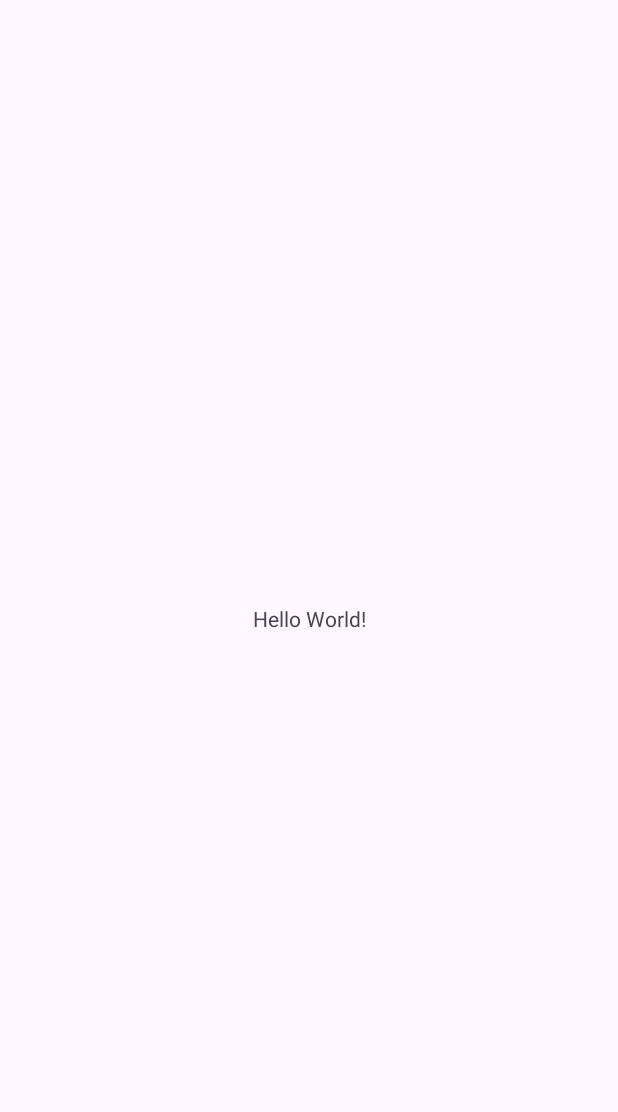
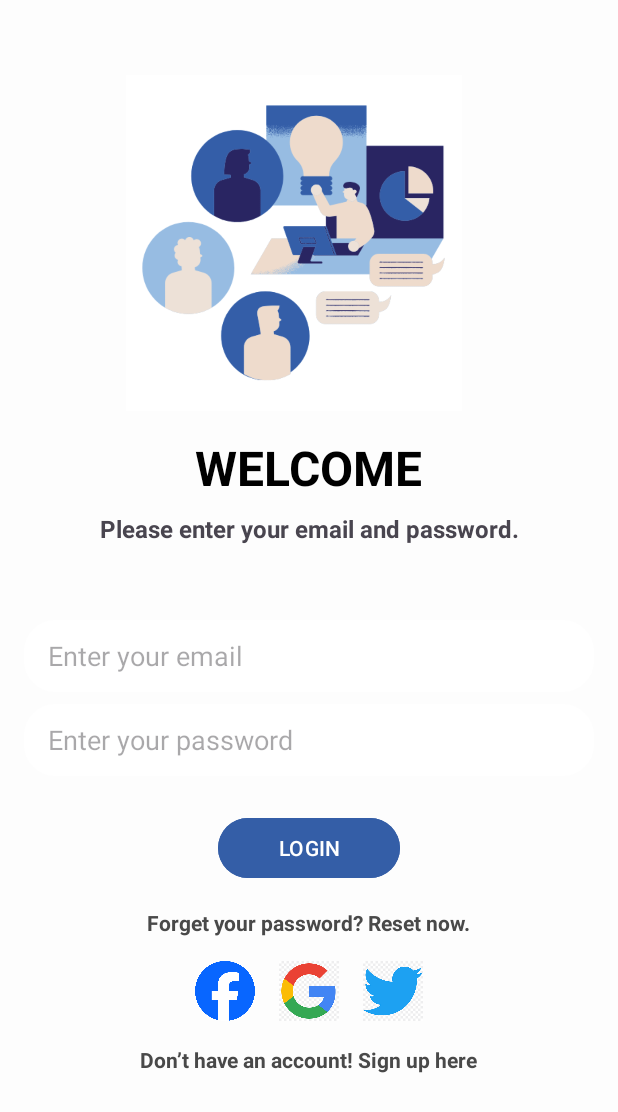
Before and after one commit to azur-14/phanmemquanlisinhvien, an Android app: the screen it shows after launch (MainActivity), on a phone screen of 412 x 824 dp. Before the commit the part shown is almost empty. Shown: the top 1112 px of the screen. Run offline under Robolectric (Android 15) with nearby library versions, the phone set to English and light mode, and no system bars.

Commit message:
log in chua xu li csdl

```diff
--- a/app/src/main/AndroidManifest.xml
+++ b/app/src/main/AndroidManifest.xml
@@ -21,6 +21,9 @@
                 <category android:name="android.intent.category.LAUNCHER" />
             </intent-filter>
         </activity>
+        <activity android:name=".Home"
+            android:exported="false">
+        </activity>
     </application>
 
 </manifest>
--- /dev/null
+++ b/app/src/main/java/com/example/giuaky/Home.java
@@ -0,0 +1,12 @@
+package com.example.giuaky;
+
+import android.os.Bundle;
+import androidx.appcompat.app.AppCompatActivity;
+
+public class Home extends AppCompatActivity {
+    @Override
+    protected void onCreate(Bundle savedInstanceState) {
+        super.onCreate(savedInstanceState);
+        setContentView(R.layout.activity_home); // Ensure you have a corresponding layout file
+    }
+}
--- a/app/src/main/java/com/example/giuaky/MainActivity.java
+++ b/app/src/main/java/com/example/giuaky/MainActivity.java
@@ -1,24 +1,52 @@
 package com.example.giuaky;
 
+import android.content.Intent;
 import android.os.Bundle;
-
+import android.view.View;
+import android.widget.Button;
+import android.widget.EditText;
+import android.widget.TextView;
 import androidx.activity.EdgeToEdge;
 import androidx.appcompat.app.AppCompatActivity;
 import androidx.core.graphics.Insets;
 import androidx.core.view.ViewCompat;
 import androidx.core.view.WindowInsetsCompat;
 
-public class MainActivity extends AppCompatActivity {
-
+public class MainActivity extends AppCompatActivity { // Kế thừa từ AppCompatActivity
     @Override
     protected void onCreate(Bundle savedInstanceState) {
         super.onCreate(savedInstanceState);
         EdgeToEdge.enable(this);
         setContentView(R.layout.activity_main);
+
         ViewCompat.setOnApplyWindowInsetsListener(findViewById(R.id.main), (v, insets) -> {
             Insets systemBars = insets.getInsets(WindowInsetsCompat.Type.systemBars());
             v.setPadding(systemBars.left, systemBars.top, systemBars.right, systemBars.bottom);
             return insets;
         });
+        // Tìm nút LOGIN và thiết lập sự kiện click
+        Button loginButton = findViewById(R.id.loginButton);
+        loginButton.setOnClickListener(v -> {
+            // Lấy thông tin từ EditText
+            EditText emailEditText = findViewById(R.id.emailEditText);
+            EditText passwordEditText = findViewById(R.id.passwordEditText);
+
+            String email = emailEditText.getText().toString();
+            String password = passwordEditText.getText().toString();
+
+            // Kiểm tra thông tin đăng nhập (có thể thay bằng logic thực tế)
+            if (validateCredentials(email, password)) {
+                Intent intent = new Intent(MainActivity.this, Home.class);
+                startActivity(intent); // Khởi động Home activity
+            } else {
+                // Hiển thị thông báo lỗi (có thể sử dụng Toast hoặc AlertDialog)
+                emailEditText.setError("Invalid email or password");
+            }
+        });
+    }
+
+    // Phương thức kiểm tra thông tin đăng nhập (có thể thay thế bằng logic thực tế)
+    private boolean validateCredentials(String email, String password) {
+        return email.equals("test@example.com") && password.equals("password123");
     }
 }
--- /dev/null
+++ b/app/src/main/res/drawable/backgroud_text.xml
@@ -0,0 +1,10 @@
+<?xml version="1.0" encoding="utf-8"?>
+<selector xmlns:android="http://schemas.android.com/apk/res/android">
+    <item>
+        <shape android:shape="rectangle">
+            <corners android:radius="20dp"/> <!-- Tăng radius để tạo hình tròn -->
+            <solid android:color="#ffffff"/> <!-- Màu nền trắng -->
+            <stroke android:color="#808080" android:width="2dp"/> <!-- Đổi màu viền thành xám -->
+        </shape>
+    </item>
+</selector>
--- /dev/null
+++ b/app/src/main/res/layout/activity_home.xml
@@ -0,0 +1,27 @@
+<?xml version="1.0" encoding="utf-8"?>
+<LinearLayout xmlns:android="http://schemas.android.com/apk/res/android"
+    android:layout_width="match_parent"
+    android:layout_height="match_parent"
+    android:orientation="vertical"
+    android:padding="16dp">
+
+    <TextView
+        android:id="@+id/welcomeTextView"
+        android:layout_width="wrap_content"
+        android:layout_height="wrap_content"
+        android:text="Welcome to the Home Screen!"
+        android:textSize="24sp"
+        android:textStyle="bold"
+        android:layout_gravity="center"
+        android:layout_marginBottom="24dp" />
+
+    <Button
+        android:id="@+id/logoutButton"
+        android:layout_width="wrap_content"
+        android:layout_height="wrap_content"
+        android:text="Logout"
+        android:layout_gravity="center" />
+
+    <!-- Bạn có thể thêm nhiều thành phần khác ở đây -->
+
+</LinearLayout>
--- a/app/src/main/res/layout/activity_main.xml
+++ b/app/src/main/res/layout/activity_main.xml
@@ -1,19 +1,147 @@
 <?xml version="1.0" encoding="utf-8"?>
-<androidx.constraintlayout.widget.ConstraintLayout xmlns:android="http://schemas.android.com/apk/res/android"
+<LinearLayout xmlns:android="http://schemas.android.com/apk/res/android"
     xmlns:app="http://schemas.android.com/apk/res-auto"
     xmlns:tools="http://schemas.android.com/tools"
     android:id="@+id/main"
     android:layout_width="match_parent"
     android:layout_height="match_parent"
+    android:background="#FDFDFD"
+    android:backgroundTint="#FDFDFD"
+    android:orientation="vertical"
     tools:context=".MainActivity">
 
-    <TextView
+    <!-- LinearLayout for WELCOME and BACK -->
+
+    <ImageView
+        android:id="@+id/imageView"
+        android:layout_width="382dp"
+        android:layout_height="224dp"
+        android:layout_gravity="center"
+        android:layout_marginTop="50dp"
+        android:layout_marginEnd="10dp"
+        app:srcCompat="@drawable/logo" />
+
+    <LinearLayout
         android:layout_width="wrap_content"
         android:layout_height="wrap_content"
-        android:text="Hello World!"
-        app:layout_constraintBottom_toBottomOf="parent"
-        app:layout_constraintEnd_toEndOf="parent"
-        app:layout_constraintStart_toStartOf="parent"
-        app:layout_constraintTop_toTopOf="parent" />
+        android:layout_gravity="center"
+        android:layout_marginTop="16dp"
+        android:orientation="horizontal"
+        tools:ignore="ExtraText">
 
-</androidx.constraintlayout.widget.ConstraintLayout>
+        <!-- WELCOME Text -->
+        <TextView
+            android:id="@+id/textView"
+            android:layout_width="wrap_content"
+            android:layout_height="wrap_content"
+            android:text="WELCOME"
+            android:textColor="@color/black"
+            android:textSize="32dp"
+            android:textStyle="bold" />
+
+        <!-- BACK! Text -->
+    </LinearLayout>
+
+    <TextView
+        android:id="@+id/textView2"
+        android:layout_width="match_parent"
+        android:layout_height="wrap_content"
+        android:layout_marginTop="8dp"
+        android:gravity="center"
+        android:text="Please enter your email and password."
+        android:textSize="16dp"
+        android:textStyle="bold" />
+
+    <EditText
+        android:id="@+id/emailEditText"
+        android:layout_width="match_parent"
+        android:layout_height="wrap_content"
+        android:layout_marginLeft="16dp"
+        android:layout_marginTop="50dp"
+        android:layout_marginRight="16dp"
+        android:background="@drawable/backgroud_text"
+        android:backgroundTint="#FFFFFF"
+        android:drawablePadding="8dp"
+        android:hint="Enter your email"
+        android:minHeight="48dp"
+        android:paddingStart="16dp"
+        android:paddingEnd="16dp"
+        android:textAlignment="viewStart" />
+
+    <EditText
+        android:id="@+id/passwordEditText"
+        android:layout_width="match_parent"
+        android:layout_height="wrap_content"
+        android:layout_marginLeft="16dp"
+        android:layout_marginTop="8dp"
+        android:layout_marginRight="16dp"
+        android:background="@drawable/backgroud_text"
+        android:backgroundTint="#FFFFFF"
+        android:drawablePadding="8dp"
+        android:hint="Enter your password"
+        android:inputType="textPassword"
+        android:minHeight="48dp"
+        android:paddingStart="16dp"
+        android:paddingEnd="16dp"
+        android:textAlignment="viewStart" />
+
+    <Button
+        android:id="@+id/loginButton"
+        android:layout_width="121dp"
+        android:layout_height="wrap_content"
+        android:layout_gravity="center"
+        android:layout_marginTop="24dp"
+        android:backgroundTint="#345EA7"
+        android:text="LOGIN" />
+
+    <TextView
+        android:id="@+id/forgotPasswordTextView"
+        android:layout_width="wrap_content"
+        android:layout_height="wrap_content"
+        android:layout_gravity="center"
+        android:layout_marginTop="16dp"
+        android:text="Forget your password? Reset now."
+        android:textColor="#494949"
+        android:textSize="14sp"
+        android:textStyle="bold" />
+
+    <LinearLayout
+        android:layout_width="match_parent"
+        android:layout_height="wrap_content"
+        android:layout_marginTop="16dp"
+        android:gravity="center"
+        android:orientation="horizontal">
+
+        <ImageView
+            android:id="@+id/facebookLogin"
+            android:layout_width="40dp"
+            android:layout_height="40dp"
+            android:layout_marginRight="16dp"
+            android:src="@drawable/facebook" />
+
+        <ImageView
+            android:id="@+id/googleLogin"
+            android:layout_width="40dp"
+            android:layout_height="40dp"
+            android:layout_marginRight="16dp"
+            android:src="@drawable/google" />
+
+        <ImageView
+            android:id="@+id/twitterLogin"
+            android:layout_width="40dp"
+            android:layout_height="40dp"
+            android:src="@drawable/twitter" />
+    </LinearLayout>
+
+    <TextView
+        android:id="@+id/SignupTextView"
+        android:layout_width="wrap_content"
+        android:layout_height="wrap_content"
+        android:layout_gravity="center"
+        android:layout_marginTop="16dp"
+        android:text="Don’t have an account! Sign up here"
+        android:textColor="#494949"
+        android:textSize="14sp"
+        android:textStyle="bold" />
+
+</LinearLayout>
```
Also changed, not shown: app/src/main/res/drawable/facebook.webp (added), app/src/main/res/drawable/google.png (added), app/src/main/res/drawable/logo.png (added), app/src/main/res/drawable/twitter.png (added).
